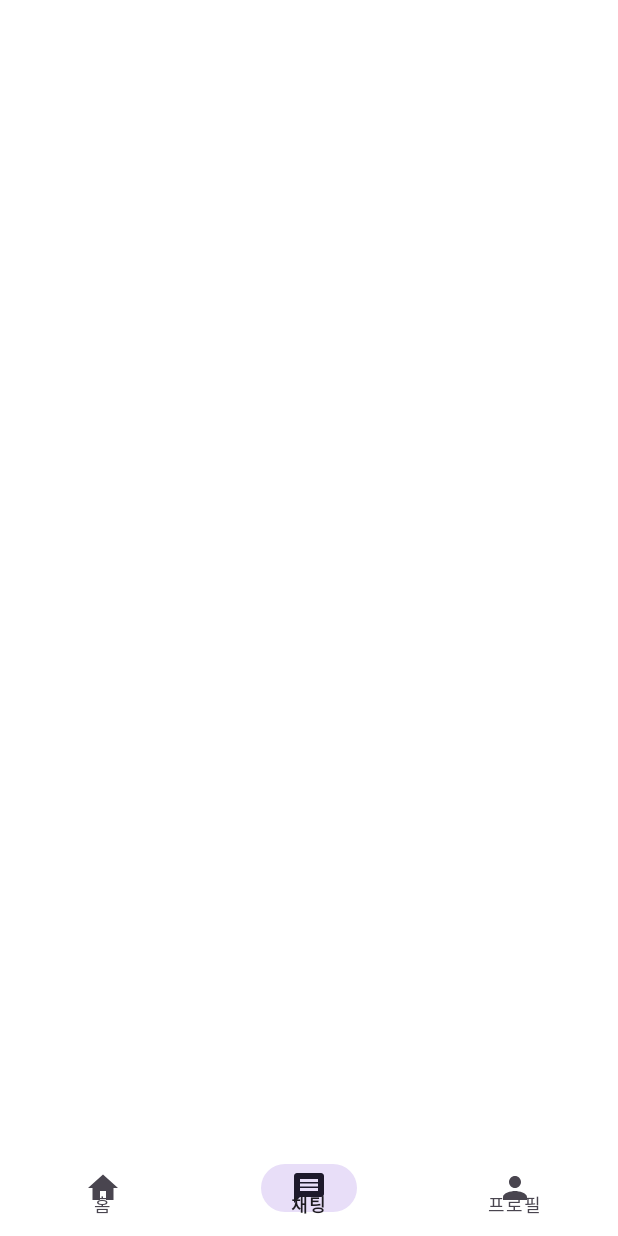
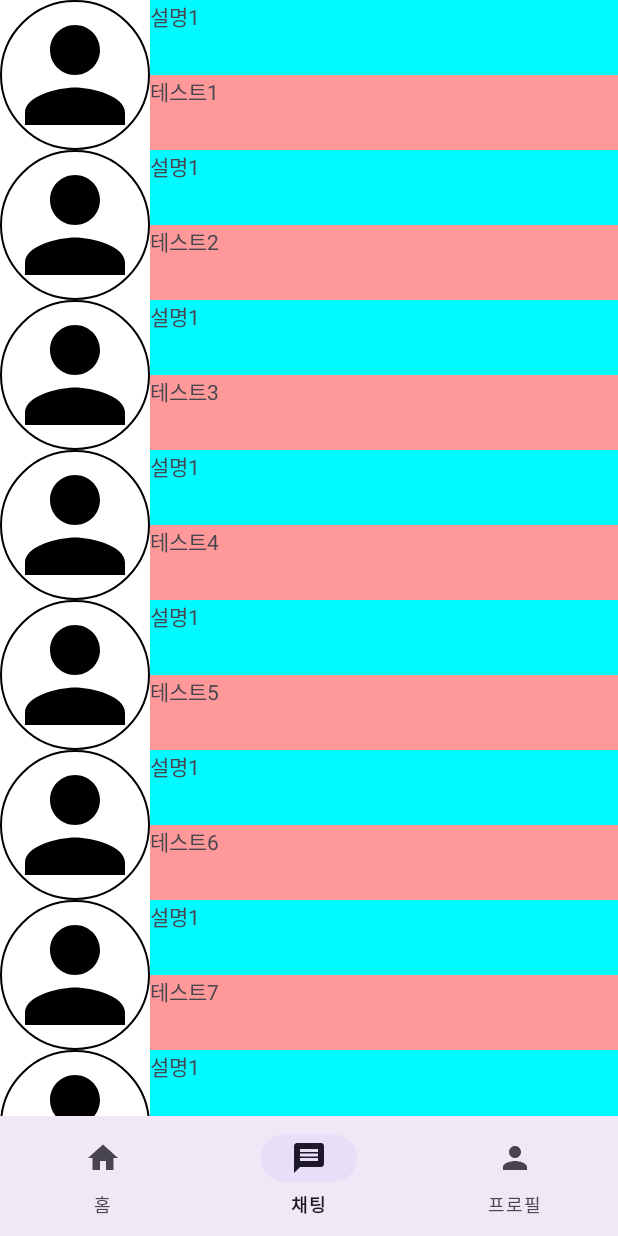
Before and after one commit to Cheonilyeong/Android-Programming-Final-Project, an Android app: the screen it shows after launch once a user with an empty profile is signed in (MainActivity), item 2 of the bottom bar chosen, on a phone screen of 412 x 824 dp. Run offline under Robolectric (Android 15) with nearby library versions, the light colour scheme and no system bars; our stand-ins replace CircleImageView, Firebase (no records; nobody signed in at launch, a user with empty details on screens opened directly), navigation-ui; 2 statements that could not run were skipped.

Commit message:
Change Navcontroler

```diff
--- a/app/build.gradle.kts
+++ b/app/build.gradle.kts
@@ -55,6 +55,9 @@ dependencies {
     // Glide 의존성 추가
     implementation ("com.github.bumptech.glide:glide:4.11.0")
     annotationProcessor ("com.github.bumptech.glide:compiler:4.11.0")
+    //
+    implementation("androidx.navigation:navigation-fragment-ktx:2.5.3")
+    implementation("androidx.navigation:navigation-ui-ktx:2.5.3")
 
     implementation(libs.appcompat)
     implementation(libs.material)
--- a/app/src/main/AndroidManifest.xml
+++ b/app/src/main/AndroidManifest.xml
@@ -21,7 +21,6 @@
             android:exported="true" >
             <intent-filter>
                 <action android:name="android.intent.action.MAIN" />
-
                 <category android:name="android.intent.category.LAUNCHER" />
             </intent-filter>
         </activity>
--- a/app/src/main/java/hansung/ac/kr/androidprogrammingproject/MainActivity.java
+++ b/app/src/main/java/hansung/ac/kr/androidprogrammingproject/MainActivity.java
@@ -2,6 +2,10 @@ package hansung.ac.kr.androidprogrammingproject;
 
 import androidx.annotation.NonNull;
 import androidx.appcompat.app.AppCompatActivity;
+import androidx.navigation.NavController;
+import androidx.navigation.Navigation;
+import androidx.navigation.ui.AppBarConfiguration;
+import androidx.navigation.ui.NavigationUI;
 
 import android.os.Bundle;
 import android.view.MenuItem;
@@ -9,6 +13,7 @@ import android.view.MenuItem;
 import com.google.android.material.bottomnavigation.BottomNavigationView;
 import com.google.android.material.navigation.NavigationBarView;
 
+import hansung.ac.kr.androidprogrammingproject.databinding.ActivityMainBinding;
 import hansung.ac.kr.androidprogrammingproject.ui.chatting.ChattingFragment;
 import hansung.ac.kr.androidprogrammingproject.ui.home.HomeFragment;
 import hansung.ac.kr.androidprogrammingproject.ui.profile.ProfileFragment;
@@ -16,31 +21,17 @@ import hansung.ac.kr.androidprogrammingproject.ui.profile.ProfileFragment;
 public class MainActivity extends AppCompatActivity {
 
     private BottomNavigationView bottomNavigationView;
+    private ActivityMainBinding binding;
+
     @Override
     protected void onCreate(Bundle savedInstanceState) {
         super.onCreate(savedInstanceState);
-        setContentView(R.layout.activity_main);
+        ActivityMainBinding binding = ActivityMainBinding.inflate(getLayoutInflater());
+        setContentView(binding.getRoot());
 
-        bottomNavigationView = findViewById(R.id.bottom_navigation);
+        BottomNavigationView navView = binding.navView;
 
-        // 첫번째 프레그먼트 띄우기
-        getSupportFragmentManager().beginTransaction().add(R.id.frame_container,new HomeFragment()).commit();
-        // BottomNavigationView Fragment 전환
-        bottomNavigationView.setOnItemSelectedListener(new NavigationBarView.OnItemSelectedListener() {
-            @Override
-            public boolean onNavigationItemSelected(@NonNull MenuItem item) {
-                int itemId = item.getItemId();
-                if (itemId == R.id.navigation_home) {
-                    getSupportFragmentManager().beginTransaction().replace(R.id.frame_container, new HomeFragment()).commit();
-                }
-                else if (itemId == R.id.navigation_chatting) {
-                    getSupportFragmentManager().beginTransaction().replace(R.id.frame_container, new ChattingFragment()).commit();
-                }
-                else if (itemId == R.id.navigation_profile) {
-                    getSupportFragmentManager().beginTransaction().replace(R.id.frame_container, new ProfileFragment()).commit();
-                }
-                return true;
-            }
-        });
+        NavController navController = Navigation.findNavController(this, R.id.nav_host_fragment_activity_main);
+        NavigationUI.setupWithNavController(binding.navView, navController);
     }
 }
--- a/app/src/main/java/hansung/ac/kr/androidprogrammingproject/ui/chatting/ChattingFragment.java
+++ b/app/src/main/java/hansung/ac/kr/androidprogrammingproject/ui/chatting/ChattingFragment.java
@@ -57,6 +57,18 @@ public class ChattingFragment extends Fragment {
         recyclerView.setLayoutManager(layoutManager);
 
         roomListAdapter = new RoomListAdapter(roomDataset);
+        //
+        roomDataset.add(new RoomList("NzDYMezYpN3HDdTtdss", "zdGzqAU2Qkgciv2HAxmXGABgYfX2", "테스트1"));
+        roomDataset.add(new RoomList("NzDYMezYpN3HDdTtdss", "zdGzqAU2Qkgciv2HAxmXGABgYfX2", "테스트2"));
+        roomDataset.add(new RoomList("NzDYMezYpN3HDdTtdss", "zdGzqAU2Qkgciv2HAxmXGABgYfX2", "테스트3"));
+        roomDataset.add(new RoomList("NzDYMezYpN3HDdTtdss", "zdGzqAU2Qkgciv2HAxmXGABgYfX2", "테스트4"));
+        roomDataset.add(new RoomList("NzDYMezYpN3HDdTtdss", "zdGzqAU2Qkgciv2HAxmXGABgYfX2", "테스트5"));
+        roomDataset.add(new RoomList("NzDYMezYpN3HDdTtdss", "zdGzqAU2Qkgciv2HAxmXGABgYfX2", "테스트6"));
+        roomDataset.add(new RoomList("NzDYMezYpN3HDdTtdss", "zdGzqAU2Qkgciv2HAxmXGABgYfX2", "테스트7"));
+        roomDataset.add(new RoomList("NzDYMezYpN3HDdTtdss", "zdGzqAU2Qkgciv2HAxmXGABgYfX2", "테스트8"));
+        roomDataset.add(new RoomList("NzDYMezYpN3HDdTtdss", "zdGzqAU2Qkgciv2HAxmXGABgYfX2", "테스트9"));
+
+        //
         roomListAdapter.setOnItemClickListener(new RoomListAdapter.OnItemClickListener() {
             @Override
             public void onItemClicked(String room_id, String u_id) {
--- a/app/src/main/java/hansung/ac/kr/androidprogrammingproject/ui/chatting/RoomListAdapter.java
+++ b/app/src/main/java/hansung/ac/kr/androidprogrammingproject/ui/chatting/RoomListAdapter.java
@@ -12,6 +12,8 @@ import androidx.annotation.NonNull;
 import androidx.recyclerview.widget.RecyclerView;
 
 import com.bumptech.glide.Glide;
+import com.bumptech.glide.Priority;
+import com.bumptech.glide.load.engine.DiskCacheStrategy;
 import com.google.android.gms.tasks.OnFailureListener;
 import com.google.android.gms.tasks.OnSuccessListener;
 import com.google.firebase.database.DataSnapshot;
--- a/app/src/main/java/hansung/ac/kr/androidprogrammingproject/ui/profile/ProfileFragment.java
+++ b/app/src/main/java/hansung/ac/kr/androidprogrammingproject/ui/profile/ProfileFragment.java
@@ -15,6 +15,8 @@ import androidx.fragment.app.Fragment;
 import androidx.lifecycle.ViewModelProvider;
 
 import com.bumptech.glide.Glide;
+import com.bumptech.glide.Priority;
+import com.bumptech.glide.load.engine.DiskCacheStrategy;
 import com.google.android.gms.tasks.OnFailureListener;
 import com.google.android.gms.tasks.OnSuccessListener;
 import com.google.firebase.auth.FirebaseAuth;
@@ -46,7 +48,7 @@ public class ProfileFragment extends Fragment {
     private FragmentProfileBinding binding;     // ProfileFragment 바인딩
 
     private CircleImageView iv_profile;         // profile
-    private TextView tv_email;                 // e-mail
+    private TextView tv_email;                  // e-mail
     private TextView tv_nickname;               // nickname
     private TextView tv_information;            // information
 
--- a/app/src/main/res/layout/activity_main.xml
+++ b/app/src/main/res/layout/activity_main.xml
@@ -1,28 +1,30 @@
 <?xml version="1.0" encoding="utf-8"?>
 <androidx.constraintlayout.widget.ConstraintLayout xmlns:android="http://schemas.android.com/apk/res/android"
     xmlns:app="http://schemas.android.com/apk/res-auto"
-    xmlns:tools="http://schemas.android.com/tools"
+    android:id="@+id/container"
     android:layout_width="match_parent"
-    android:layout_height="match_parent"
-    tools:context=".MainActivity">
+    android:layout_height="match_parent">
 
-    <FrameLayout
-        android:id="@+id/frame_container"
-        android:layout_above="@id/bottom_navigation"
+    <fragment
+        android:id="@+id/nav_host_fragment_activity_main"
+        android:name="androidx.navigation.fragment.NavHostFragment"
         android:layout_width="match_parent"
-        android:layout_height="match_parent"
-        android:paddingBottom="56dp">
-    </FrameLayout>
+        android:layout_height="0dp"
+        app:defaultNavHost="true"
+        app:layout_constraintBottom_toTopOf="@id/nav_view"
+        app:layout_constraintLeft_toLeftOf="parent"
+        app:layout_constraintRight_toRightOf="parent"
+        app:layout_constraintTop_toTopOf="parent"
+        app:navGraph="@navigation/mobile_navigation" />
 
     <com.google.android.material.bottomnavigation.BottomNavigationView
-        android:id="@+id/bottom_navigation"
-        android:layout_alignParentBottom="true"
-        android:layout_width="match_parent"
-        android:layout_height="60dp"
-        android:background="@android:color/white"
+        android:id="@+id/nav_view"
+        android:layout_width="0dp"
+        android:layout_height="wrap_content"
+        android:background="?android:attr/windowBackground"
         app:layout_constraintBottom_toBottomOf="parent"
         app:layout_constraintLeft_toLeftOf="parent"
         app:layout_constraintRight_toRightOf="parent"
-        app:menu="@menu/navigation_menu" /> <!-- res/menu/navigation_menu -->
+        app:menu="@menu/navigation_menu" />
 
 </androidx.constraintlayout.widget.ConstraintLayout>
--- /dev/null
+++ b/app/src/main/res/navigation/mobile_navigation.xml
@@ -0,0 +1,21 @@
+<?xml version="1.0" encoding="utf-8"?>
+<navigation xmlns:android="http://schemas.android.com/apk/res/android"
+    xmlns:app="http://schemas.android.com/apk/res-auto"
+    android:id="@+id/mobile_navigation"
+    app:startDestination="@+id/navigation_home">
+
+    <fragment
+        android:id="@+id/navigation_home"
+        android:name="hansung.ac.kr.androidprogrammingproject.ui.home.HomeFragment"
+        android:label="@string/title_home" />
+
+    <fragment
+        android:id="@+id/navigation_chatting"
+        android:name="hansung.ac.kr.androidprogrammingproject.ui.chatting.ChattingFragment"
+        android:label="@string/title_chatting" />
+
+    <fragment
+        android:id="@+id/navigation_profile"
+        android:name="hansung.ac.kr.androidprogrammingproject.ui.profile.ProfileFragment"
+        android:label="@string/title_profile" />
+</navigation>
--- a/app/src/main/res/values/strings.xml
+++ b/app/src/main/res/values/strings.xml
@@ -1,3 +1,6 @@
 <resources>
     <string name="app_name">AndroidProgrammingProject</string>
+    <string name="title_home">홈</string>
+    <string name="title_chatting">채팅</string>
+    <string name="title_profile">프로필</string>
 </resources>
--- a/build.gradle.kts
+++ b/build.gradle.kts
@@ -1,6 +1,7 @@
 buildscript {
     dependencies {
         classpath("com.google.gms:google-services:4.4.1")
+        classpath("androidx.navigation:navigation-safe-args-gradle-plugin:2.5.3")
     }
 }
 // Top-level build file where you can add configuration options common to all sub-projects/modules.
```
